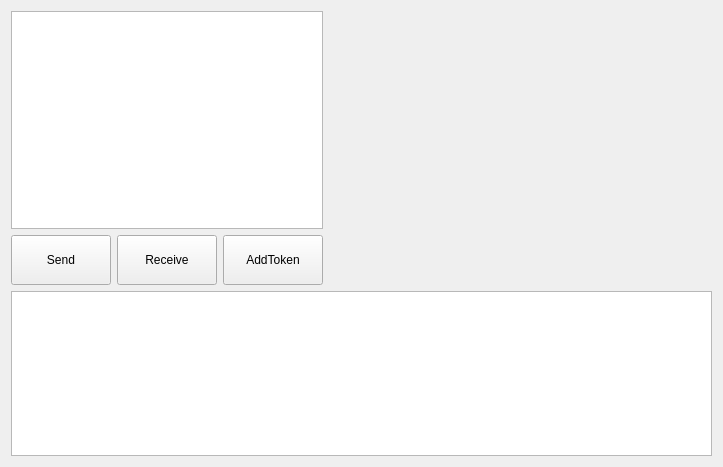
The window that src/qt/forms/lsrtoken.ui (216k155/lux) describes before a commit, drawn with Qt 5.
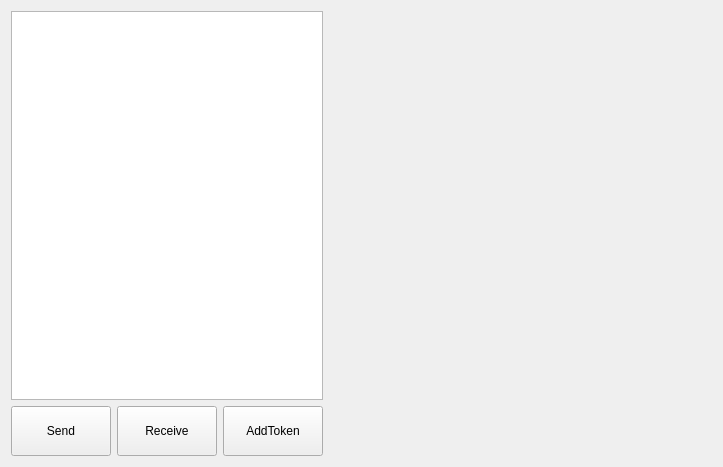
The same window after the commit.

Diff of the .ui file:
```diff
--- a/src/qt/forms/lsrtoken.ui
+++ b/src/qt/forms/lsrtoken.ui
@@ -94,11 +94,7 @@
     </layout>
    </item>
    <item>
-    <layout class="QVBoxLayout" name="verticalLayout">
-     <item>
-      <widget class="QTableView" name="transactionTable"/>
-     </item>
-    </layout>
+    <layout class="QVBoxLayout" name="tokenViewLayout"/>
    </item>
   </layout>
  </widget>
```
